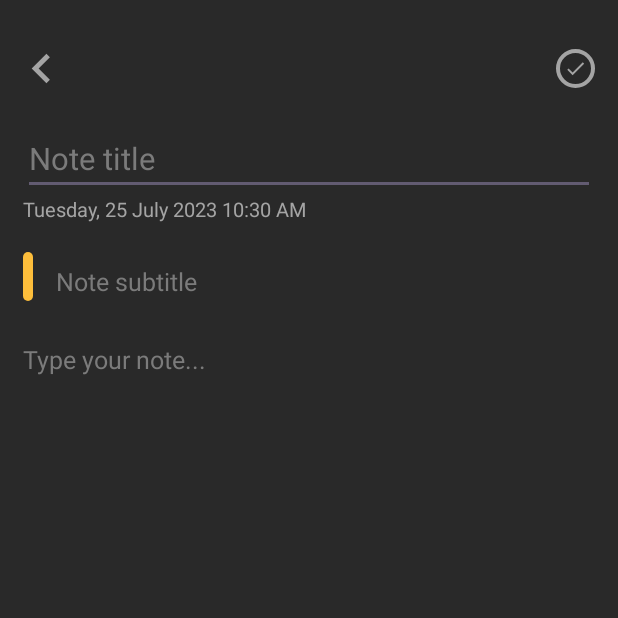
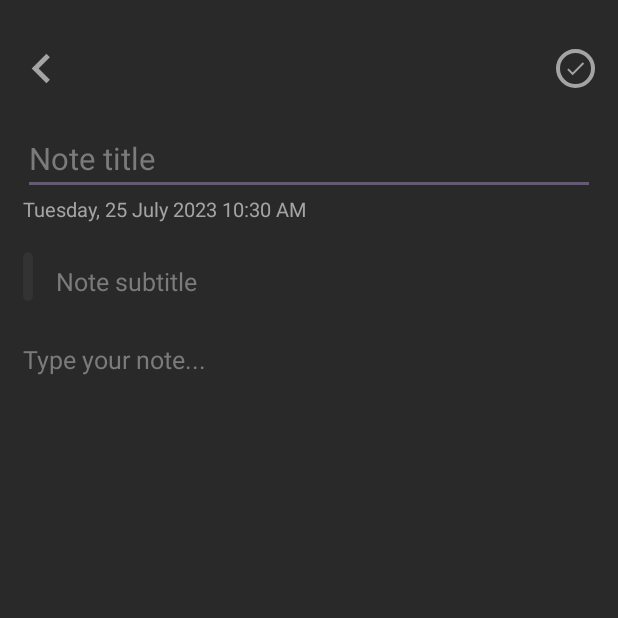
Before and after one commit to MinhKhang0715/Note-taking-app, an Android app: the CreateNoteActivity screen opened directly, with no data from a screen before it, on a phone screen of 412 x 824 dp, the top half of it. Run offline under Robolectric (Android 15) with nearby library versions, the phone set to English and light mode, and no system bars; our stand-ins replace sdp/ssp sizes.

Commit message:
Complete note color picker feature

```diff
--- a/app/src/main/java/com/example/noteapp/activities/CreateNoteActivity.java
+++ b/app/src/main/java/com/example/noteapp/activities/CreateNoteActivity.java
@@ -1,9 +1,12 @@
 package com.example.noteapp.activities;
 
 import android.content.Intent;
+import android.graphics.Color;
+import android.graphics.drawable.GradientDrawable;
 import android.os.Bundle;
 import android.os.Handler;
 import android.os.Looper;
+import android.view.View;
 import android.widget.EditText;
 import android.widget.ImageView;
 import android.widget.LinearLayout;
@@ -11,6 +14,7 @@ import android.widget.TextView;
 import android.widget.Toast;
 
 import androidx.appcompat.app.AppCompatActivity;
+import androidx.core.content.ContextCompat;
 
 import com.example.noteapp.R;
 import com.example.noteapp.database.NoteDatabase;
@@ -27,6 +31,8 @@ public class CreateNoteActivity extends AppCompatActivity {
 
     private EditText noteTitle, noteSubtitle, noteContent;
     private TextView dateTime;
+    private View noteColor;
+    private String selectedNoteColor;
 
     @Override
     protected void onCreate(Bundle savedInstanceState) {
@@ -36,14 +42,18 @@ public class CreateNoteActivity extends AppCompatActivity {
         noteTitle = findViewById(R.id.noteTitle);
         noteSubtitle = findViewById(R.id.noteSubtitle);
         noteContent = findViewById(R.id.noteContent);
+        noteColor = findViewById(R.id.viewSubtitle);
+        dateTime = findViewById(R.id.textDateTime);
 
-        dateTime = findViewById(R.id.textDateTime);
         dateTime.setText(
                 new SimpleDateFormat("EEEE, dd MMMM yyyy HH:mm a", Locale.getDefault())
                         .format(new Date())
         );
 
+        selectedNoteColor = "#333333"; // default color
+
         showColorPicker();
+        setNoteColor();
     }
 
     @Override
@@ -67,6 +77,7 @@ public class CreateNoteActivity extends AppCompatActivity {
         note.setSubtitle(noteSubtitle.getText().toString().trim());
         note.setNoteContent(noteContent.getText().toString());
         note.setDateTime(dateTime.getText().toString());
+        note.setColor(selectedNoteColor);
 
         ExecutorService executor = Executors.newSingleThreadExecutor();
         Handler handler = new Handler(Looper.getMainLooper());
@@ -88,6 +99,38 @@ public class CreateNoteActivity extends AppCompatActivity {
                 bottomSheetBehavior.setState(BottomSheetBehavior.STATE_EXPANDED);
             else bottomSheetBehavior.setState(BottomSheetBehavior.STATE_COLLAPSED);
         });
+
+        final int[] colors = {
+                ContextCompat.getColor(getApplicationContext(), R.color.defaultTextColor),
+                ContextCompat.getColor(getApplicationContext(), R.color.note2),
+                ContextCompat.getColor(getApplicationContext(), R.color.note3),
+                ContextCompat.getColor(getApplicationContext(), R.color.note4),
+                ContextCompat.getColor(getApplicationContext(), R.color.note5)
+        };
+
+        final ImageView[] colorViews = {
+                colorPicker.findViewById(R.id.imgColor1),
+                colorPicker.findViewById(R.id.imgColor2),
+                colorPicker.findViewById(R.id.imgColor3),
+                colorPicker.findViewById(R.id.imgColor4),
+                colorPicker.findViewById(R.id.imgColor5)
+        };
+
+        for (int i = 0; i < colorViews.length; i++) {
+            final int index = i;
+            colorViews[i].setOnClickListener(view -> {
+                selectedNoteColor = String.format("#%06X", (0xFFFFFF & colors[index]));
+                setNoteColor();
+                for (int j = 0; j < colorViews.length; j++) {
+                    colorViews[j].setImageResource(j == index ? R.drawable.ic_done_24 : 0);
+                }
+            });
+        }
+    }
+
+    private void setNoteColor() {
+        final GradientDrawable gradientDrawable = (GradientDrawable) noteColor.getBackground();
+        gradientDrawable.setColor(Color.parseColor(selectedNoteColor));
     }
 
     private void showToast(String message) {
```
Also changed, not shown: app/src/main/java/com/example/noteapp/adapters/NotesAdapter.java (+10 -0 lines).
